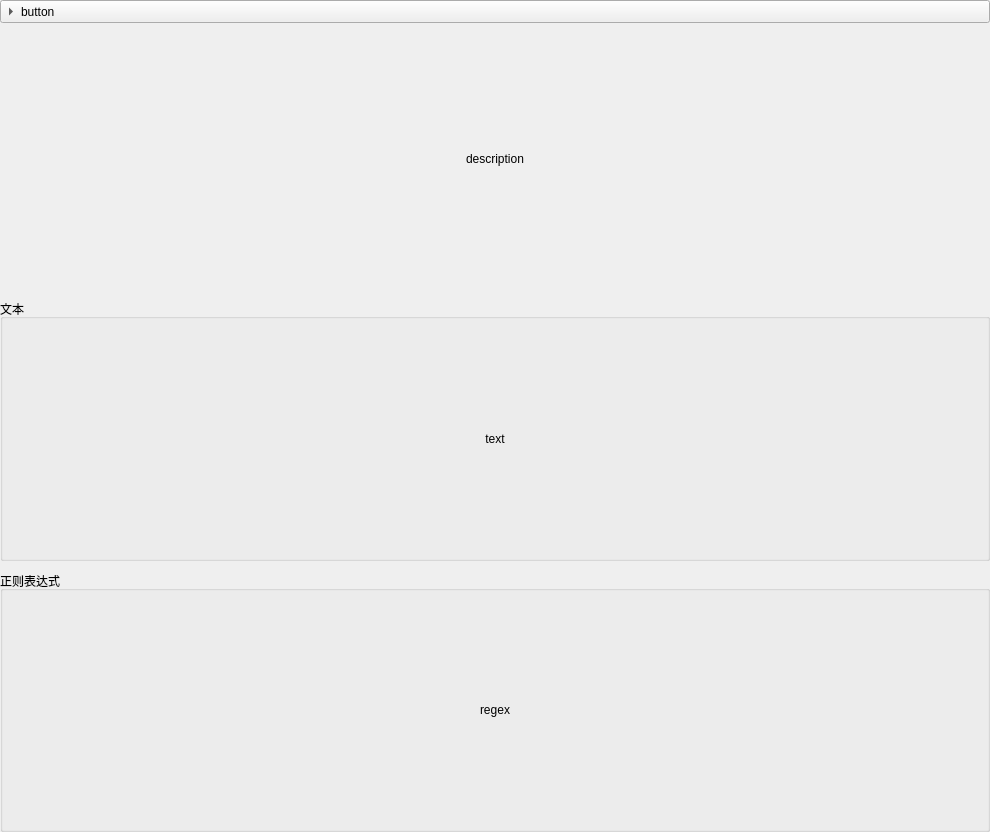
Above: src/page/cheatSheetWnd/ToolPage.ui from CodingRookie98/RegexLearning before the change. Below: the same form after it.
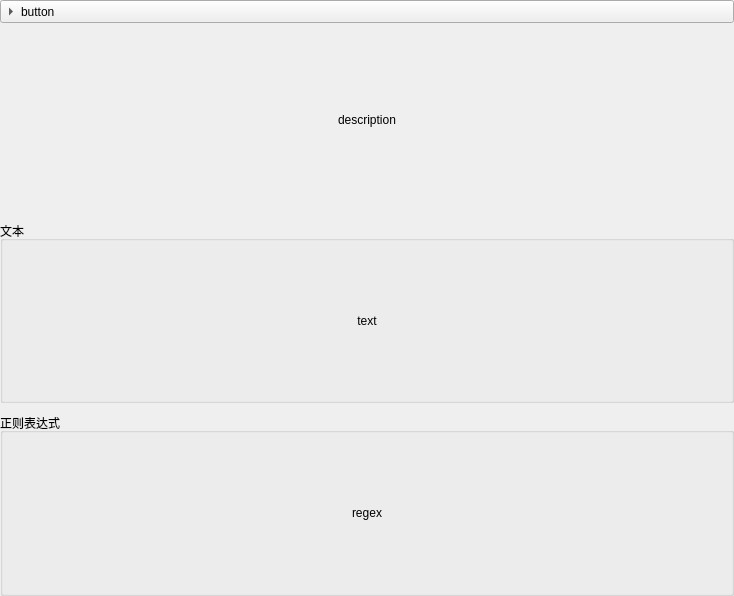
That is the form after the change.

What changed in the file:
```diff
--- a/src/page/cheatSheetWnd/ToolPage.ui
+++ b/src/page/cheatSheetWnd/ToolPage.ui
@@ -6,8 +6,8 @@
    <rect>
     <x>0</x>
     <y>0</y>
-    <width>990</width>
-    <height>832</height>
+    <width>734</width>
+    <height>596</height>
    </rect>
   </property>
   <property name="windowTitle">
@@ -43,6 +43,9 @@
      <property name="toolButtonStyle">
       <enum>Qt::ToolButtonTextBesideIcon</enum>
      </property>
+     <property name="autoRaise">
+      <bool>false</bool>
+     </property>
      <property name="arrowType">
       <enum>Qt::RightArrow</enum>
      </property>
```
Left out of the diff: 10 changed lines with no effect on the pictures.
